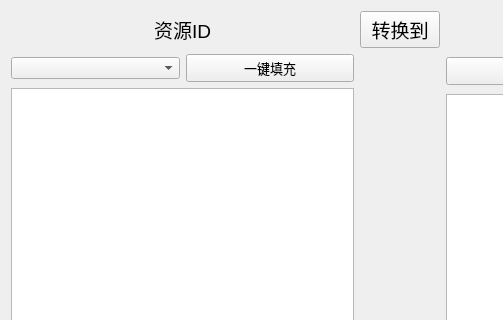
Re-Ch-Love/pavlov-toolbox, file ui/get_mod_dl_url.ui: the form before one commit; both pictures show x 0 to 503 and y 0 to 320 of the 800 by 547 pixel window.
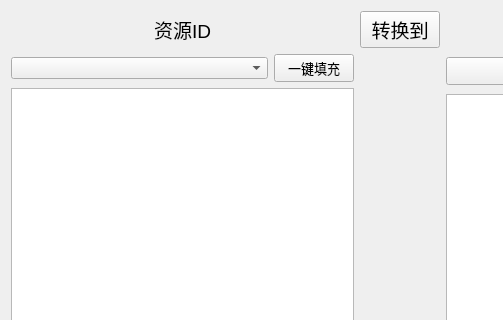
The form after the commit.

```diff
--- a/ui/get_mod_dl_url.ui
+++ b/ui/get_mod_dl_url.ui
@@ -87,10 +87,26 @@
      <item row="1" column="0">
       <layout class="QHBoxLayout" name="horizontalLayout_3">
        <item>
-        <widget class="QComboBox" name="cbbox_modListName"/>
+        <widget class="QComboBox" name="cbbox_modListName">
+         <property name="sizePolicy">
+          <sizepolicy hsizetype="Expanding" vsizetype="Fixed">
+           <horstretch>0</horstretch>
+           <verstretch>0</verstretch>
+          </sizepolicy>
+         </property>
+         <property name="frame">
+          <bool>true</bool>
+         </property>
+        </widget>
        </item>
        <item>
         <widget class="QPushButton" name="pbtn_replace">
+         <property name="maximumSize">
+          <size>
+           <width>16777215</width>
+           <height>16777215</height>
+          </size>
+         </property>
          <property name="font">
           <font>
            <pointsize>10</pointsize>
```
